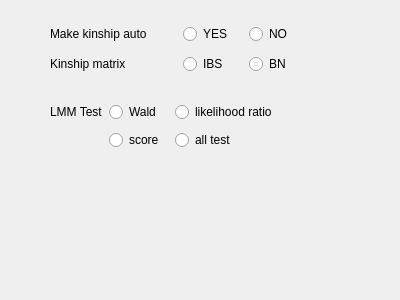
The window that gemmaparamwidget.ui (gdengchao/H_G) describes before a commit, drawn with Qt 5.
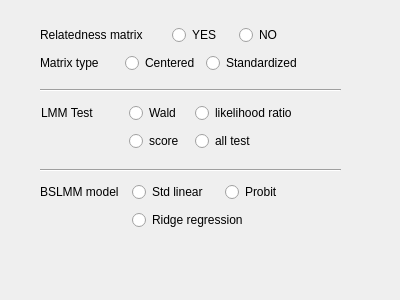
The same window after the commit.

Commit message: gemma mode param setting(BSLMM model)

Diff of the .ui file:
```diff
--- a/gemmaparamwidget.ui
+++ b/gemmaparamwidget.ui
@@ -13,52 +13,77 @@
   <property name="windowTitle">
    <string>Form</string>
   </property>
-  <widget class="QWidget" name="layoutWidget">
+  <widget class="Line" name="line">
    <property name="geometry">
     <rect>
-     <x>50</x>
-     <y>20</y>
-     <width>259</width>
-     <height>58</height>
+     <x>40</x>
+     <y>80</y>
+     <width>301</width>
+     <height>20</height>
     </rect>
    </property>
-   <layout class="QVBoxLayout" name="verticalLayout">
-    <item>
-     <layout class="QHBoxLayout" name="horizontalLayout">
-      <item>
+   <property name="orientation">
+    <enum>Qt::Horizontal</enum>
+   </property>
+  </widget>
+  <widget class="Line" name="line_2">
+   <property name="geometry">
+    <rect>
+     <x>40</x>
+     <y>160</y>
+     <width>301</width>
+     <height>20</height>
+    </rect>
+   </property>
+   <property name="orientation">
+    <enum>Qt::Horizontal</enum>
+   </property>
+  </widget>
+  <widget class="QLabel" name="label_2">
+   <property name="geometry">
+    <rect>
+     <x>52</x>
+     <y>53</y>
+     <width>16</width>
+     <height>17</height>
+    </rect>
+   </property>
+   <property name="text">
+    <string/>
+   </property>
+  </widget>
+  <widget class="QWidget" name="">
+   <property name="geometry">
+    <rect>
+     <x>40</x>
+     <y>23</y>
+     <width>313</width>
+     <height>54</height>
+    </rect>
+   </property>
+   <layout class="QGridLayout" name="gridLayout_2">
+    <item row="0" column="0" colspan="2">
        <widget class="QLabel" name="label">
         <property name="text">
-         <string>Make kinship auto</string>
+       <string>Relatedness matrix       </string>
         </property>
        </widget>
       </item>
-      <item>
-       <widget class="QRadioButton" name="yesKinRadioButton">
-        <property name="minimumSize">
-         <size>
-          <width>60</width>
-          <height>0</height>
-         </size>
-        </property>
-        <property name="maximumSize">
-         <size>
-          <width>60</width>
-          <height>16777215</height>
-         </size>
-        </property>
+    <item row="1" column="0">
+     <widget class="QLabel" name="label_4">
         <property name="text">
-         <string>YES</string>
-        </property>
-        <property name="checked">
-         <bool>false</bool>
-        </property>
-        <property name="autoExclusive">
-         <bool>false</bool>
+       <string>Matrix type      </string>
         </property>
        </widget>
       </item>
-      <item>
+    <item row="0" column="4">
        <widget class="QRadioButton" name="noKinRadioButton">
+      <property name="sizePolicy">
+       <sizepolicy hsizetype="Expanding" vsizetype="Fixed">
+        <horstretch>0</horstretch>
+        <verstretch>0</verstretch>
+       </sizepolicy>
+      </property>
         <property name="minimumSize">
          <size>
           <width>60</width>
@@ -67,7 +92,7 @@
         </property>
         <property name="maximumSize">
          <size>
-          <width>60</width>
+        <width>16777215</width>
           <height>16777215</height>
          </size>
         </property>
@@ -79,19 +104,14 @@
         </property>
        </widget>
       </item>
-     </layout>
-    </item>
-    <item>
-     <layout class="QHBoxLayout" name="horizontalLayout_2">
-      <item>
-       <widget class="QLabel" name="label_2">
-        <property name="text">
-         <string>Kinship matrix</string>
-        </property>
-       </widget>
-      </item>
-      <item>
-       <widget class="QRadioButton" name="ibsRadioButton">
+    <item row="1" column="3" colspan="2">
+     <widget class="QRadioButton" name="stdRelatRadioButton">
+      <property name="sizePolicy">
+       <sizepolicy hsizetype="Expanding" vsizetype="Fixed">
+        <horstretch>0</horstretch>
+        <verstretch>0</verstretch>
+       </sizepolicy>
+      </property>
         <property name="minimumSize">
          <size>
           <width>60</width>
@@ -100,22 +120,25 @@
         </property>
         <property name="maximumSize">
          <size>
-          <width>60</width>
+        <width>16777215</width>
           <height>16777215</height>
          </size>
         </property>
         <property name="text">
-         <string>IBS</string>
-        </property>
+       <string>Standardized</string>
+      </property>
+      <property name="checked">
+       <bool>false</bool>
+      </property>
         <property name="autoExclusive">
          <bool>false</bool>
         </property>
        </widget>
       </item>
-      <item>
-       <widget class="QRadioButton" name="bnRadioButton">
+    <item row="0" column="2" colspan="2">
+     <widget class="QRadioButton" name="yesKinRadioButton">
         <property name="sizePolicy">
-         <sizepolicy hsizetype="Minimum" vsizetype="Fixed">
+       <sizepolicy hsizetype="Expanding" vsizetype="Fixed">
           <horstretch>0</horstretch>
           <verstretch>0</verstretch>
          </sizepolicy>
@@ -128,12 +151,12 @@
         </property>
         <property name="maximumSize">
          <size>
-          <width>60</width>
+        <width>16777215</width>
           <height>16777215</height>
          </size>
         </property>
         <property name="text">
-         <string>BN </string>
+       <string>YES</string>
         </property>
         <property name="checked">
          <bool>false</bool>
@@ -143,16 +166,42 @@
         </property>
        </widget>
       </item>
-     </layout>
+    <item row="1" column="1" colspan="2">
+     <widget class="QRadioButton" name="centRelatRadioButton">
+      <property name="sizePolicy">
+       <sizepolicy hsizetype="Expanding" vsizetype="Fixed">
+        <horstretch>0</horstretch>
+        <verstretch>0</verstretch>
+       </sizepolicy>
+      </property>
+      <property name="minimumSize">
+       <size>
+        <width>60</width>
+        <height>0</height>
+       </size>
+      </property>
+      <property name="maximumSize">
+       <size>
+        <width>16777215</width>
+        <height>16777215</height>
+       </size>
+      </property>
+      <property name="text">
+       <string>Centered</string>
+      </property>
+      <property name="autoExclusive">
+       <bool>false</bool>
+      </property>
+     </widget>
     </item>
    </layout>
   </widget>
-  <widget class="QWidget" name="layoutWidget">
+  <widget class="QWidget" name="">
    <property name="geometry">
     <rect>
-     <x>50</x>
-     <y>100</y>
-     <width>281</width>
+     <x>41</x>
+     <y>101</y>
+     <width>311</width>
      <height>54</height>
     </rect>
    </property>
@@ -160,7 +209,7 @@
     <item row="0" column="0">
      <widget class="QLabel" name="label_3">
       <property name="text">
-       <string>LMM Test</string>
+       <string>LMM Test         </string>
       </property>
      </widget>
     </item>
@@ -195,7 +244,7 @@
       </property>
      </widget>
     </item>
-    <item row="0" column="2">
+    <item row="0" column="2" colspan="2">
      <widget class="QRadioButton" name="likelihoodRadioButton">
       <property name="sizePolicy">
        <sizepolicy hsizetype="Expanding" vsizetype="Fixed">
@@ -245,6 +294,46 @@
     </item>
    </layout>
   </widget>
+  <widget class="QWidget" name="">
+   <property name="geometry">
+    <rect>
+     <x>40</x>
+     <y>180</y>
+     <width>271</width>
+     <height>54</height>
+    </rect>
+   </property>
+   <layout class="QGridLayout" name="gridLayout_3">
+    <item row="0" column="0">
+     <widget class="QLabel" name="label_5">
+      <property name="text">
+       <string>BSLMM model</string>
+      </property>
+     </widget>
+    </item>
+    <item row="0" column="1">
+     <widget class="QRadioButton" name="stdLinearBslmmRadioButton">
+      <property name="text">
+       <string>Std linear</string>
+      </property>
+     </widget>
+    </item>
+    <item row="0" column="2">
+     <widget class="QRadioButton" name="probitBslmmRadioButton">
+      <property name="text">
+       <string>Probit</string>
+      </property>
+     </widget>
+    </item>
+    <item row="1" column="1" colspan="2">
+     <widget class="QRadioButton" name="ridgeBslmmRadioButton">
+      <property name="text">
+       <string>Ridge regression</string>
+      </property>
+     </widget>
+    </item>
+   </layout>
+  </widget>
  </widget>
  <resources/>
  <connections/>
```
Lines whose indentation alone changed are shown as unchanged. The commit also changes 5 other files.
